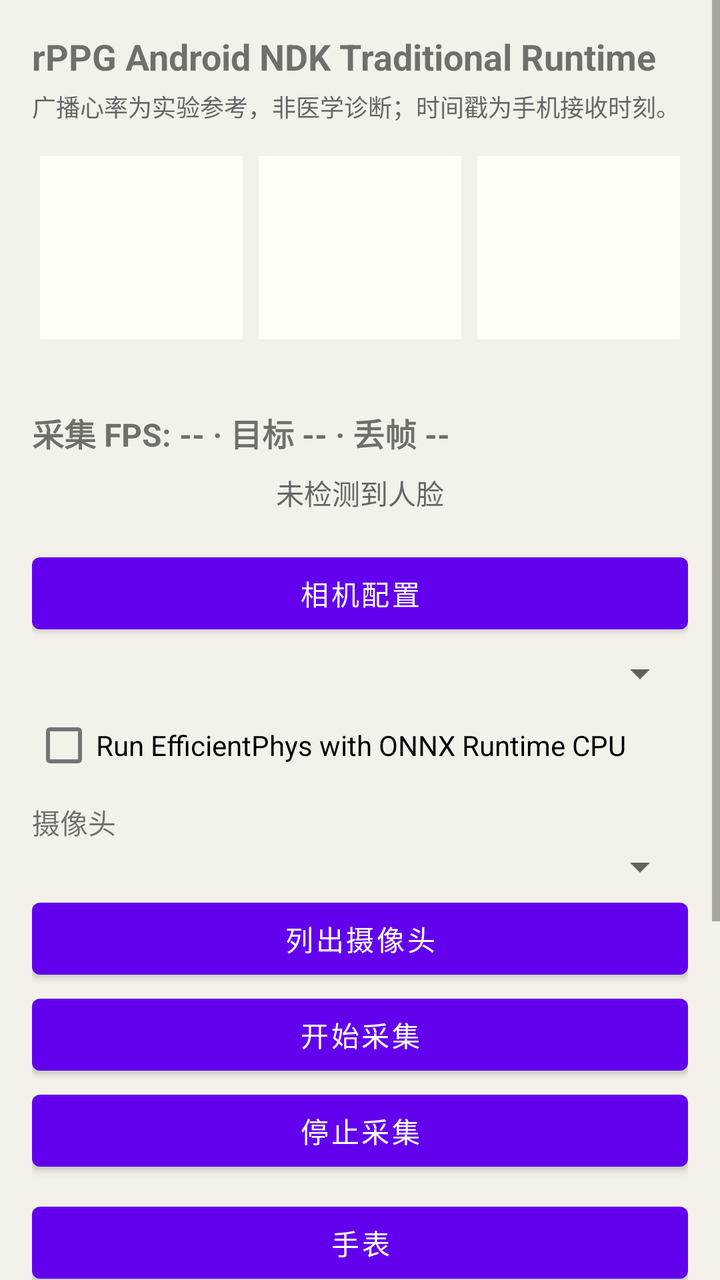
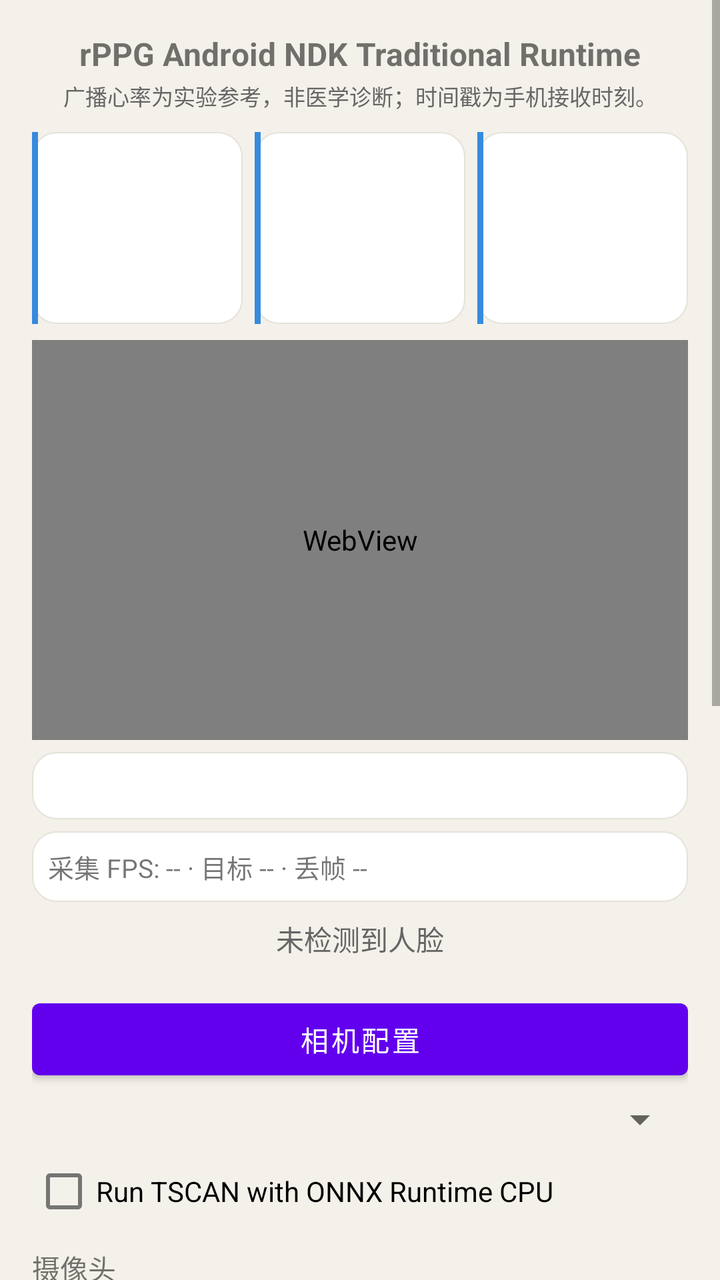

Before-and-after screenshots of an Android layout around one commit, followed by the original layout XML and the change that was made.
<!-- AndroidManifest.xml: fallback theme Theme.MaterialComponents.DayNight.NoActionBar -->
<!-- res/layout/activity_main.xml -->
<?xml version="1.0" encoding="utf-8"?>
<ScrollView xmlns:android="http://schemas.android.com/apk/res/android"
    android:layout_width="match_parent"
    android:layout_height="match_parent">

    <LinearLayout
        android:layout_width="match_parent"
        android:layout_height="wrap_content"
        android:background="@color/page_bg"
        android:orientation="vertical"
        android:padding="16dp">

        <TextView
            android:layout_width="match_parent"
            android:layout_height="wrap_content"
            android:text="@string/app_title"
            android:textSize="18sp"
            android:textStyle="bold" />

        <TextView
            android:layout_width="match_parent"
            android:layout_height="wrap_content"
            android:layout_marginTop="4dp"
            android:text="@string/watch_disclaimer"
            android:textColor="@color/hr_muted"
            android:textSize="12sp" />

        <LinearLayout
            android:layout_width="match_parent"
            android:layout_height="wrap_content"
            android:layout_marginTop="12dp"
            android:orientation="horizontal">

            <include
                android:id="@+id/card_traditional"
                layout="@layout/view_hr_metric_card"
                android:layout_width="0dp"
                android:layout_height="wrap_content"
                android:layout_margin="4dp"
                android:layout_weight="1" />

            <include
                android:id="@+id/card_deep"
                layout="@layout/view_hr_metric_card"
                android:layout_width="0dp"
                android:layout_height="wrap_content"
                android:layout_margin="4dp"
                android:layout_weight="1" />

            <include
                android:id="@+id/card_watch"
                layout="@layout/view_hr_metric_card"
                android:layout_width="0dp"
                android:layout_height="wrap_content"
                android:layout_margin="4dp"
                android:layout_weight="1" />

        </LinearLayout>

        <TextView
            android:id="@+id/alignment_line"
            android:layout_width="match_parent"
            android:layout_height="wrap_content"
            android:layout_marginTop="8dp"
            android:textSize="14sp" />

        <TextView
            android:id="@+id/fps_line"
            android:layout_width="match_parent"
            android:layout_height="wrap_content"
            android:layout_marginTop="4dp"
            android:text="@string/fps_line_idle"
            android:textSize="16sp"
            android:textStyle="bold" />

        <FrameLayout
            android:id="@+id/preview_container"
            android:layout_width="match_parent"
            android:layout_height="240dp"
            android:layout_marginTop="8dp"
            android:background="#FF101010"
            android:visibility="gone">

            <TextureView
                android:id="@+id/preview_surface"
                android:layout_width="match_parent"
                android:layout_height="match_parent" />

            <com.jagger.rppgbench.ui.FaceBoxOverlay
                android:id="@+id/face_box_overlay"
                android:layout_width="match_parent"
                android:layout_height="match_parent"
                android:clickable="false"
                android:focusable="false" />

            <TextView
                android:id="@+id/preview_placeholder"
                android:layout_width="match_parent"
                android:layout_height="match_parent"
                android:gravity="center"
                android:text="@string/preview_placeholder"
                android:textColor="@color/hr_muted"
                android:textSize="14sp"
                android:visibility="gone" />

        </FrameLayout>

        <ImageView
            android:id="@+id/roi_image"
            android:layout_width="160dp"
            android:layout_height="160dp"
            android:layout_gravity="center_horizontal"
            android:layout_marginTop="8dp"
            android:contentDescription="@string/roi_image_description"
            android:scaleType="centerCrop"
            android:visibility="gone" />

        <TextView
            android:id="@+id/roi_placeholder"
            android:layout_width="match_parent"
            android:layout_height="wrap_content"
            android:layout_marginTop="8dp"
            android:gravity="center_horizontal"
            android:text="@string/roi_placeholder"
            android:textColor="@color/hr_muted"
            android:textSize="14sp" />

        <Button
            android:id="@+id/toggle_camera"
            android:layout_width="match_parent"
            android:layout_height="wrap_content"
            android:layout_marginTop="16dp"
            android:text="@string/toggle_camera" />

        <LinearLayout
            android:id="@+id/camera_section"
            android:layout_width="match_parent"
            android:layout_height="wrap_content"
            android:orientation="vertical">

            <Spinner
                android:id="@+id/method_selector"
                android:layout_width="match_parent"
                android:layout_height="wrap_content"
                android:layout_marginTop="4dp" />

            <CheckBox
                android:id="@+id/deep_selector"
                android:layout_width="match_parent"
                android:layout_height="wrap_content"
                android:text="@string/deep_selector_label" />

            <TextView
                android:layout_width="match_parent"
                android:layout_height="wrap_content"
                android:layout_marginTop="4dp"
                android:text="@string/camera_selector_label"
                android:textSize="14sp" />

            <Spinner
                android:id="@+id/camera_selector"
                android:layout_width="match_parent"
                android:layout_height="wrap_content" />

            <Button
                android:id="@+id/list_cameras"
                android:layout_width="match_parent"
                android:layout_height="wrap_content"
                android:text="@string/list_cameras" />

            <Button
                android:id="@+id/start_camera"
                android:layout_width="match_parent"
                android:layout_height="wrap_content"
                android:text="@string/start_camera" />

            <Button
                android:id="@+id/stop_camera"
                android:layout_width="match_parent"
                android:layout_height="wrap_content"
                android:text="@string/stop_camera" />

        </LinearLayout>

        <Button
            android:id="@+id/toggle_watch"
            android:layout_width="match_parent"
            android:layout_height="wrap_content"
            android:layout_marginTop="8dp"
            android:text="@string/toggle_watch" />

        <LinearLayout
            android:id="@+id/watch_section"
            android:layout_width="match_parent"
            android:layout_height="wrap_content"
            android:orientation="vertical">

            <Spinner
                android:id="@+id/watch_device_selector"
                android:layout_width="match_parent"
                android:layout_height="wrap_content"
                android:layout_marginTop="4dp" />

            <Button
                android:id="@+id/scan_watch"
                android:layout_width="match_parent"
                android:layout_height="wrap_content"
                android:text="@string/scan_watch" />

            <Button
                android:id="@+id/connect_watch"
                android:layout_width="match_parent"
                android:layout_height="wrap_content"
                android:text="@string/connect_watch" />

            <Button
                android:id="@+id/disconnect_watch"
                android:layout_width="match_parent"
                android:layout_height="wrap_content"
                android:text="@string/disconnect_watch" />

        </LinearLayout>

        <Button
            android:id="@+id/toggle_diagnostic"
            android:layout_width="match_parent"
            android:layout_height="wrap_content"
            android:layout_marginTop="8dp"
            android:text="@string/toggle_diagnostic" />

        <TextView
            android:id="@+id/diagnostic_text"
            android:layout_width="match_parent"
            android:layout_height="wrap_content"
            android:layout_marginTop="4dp"
            android:textIsSelectable="true"
            android:typeface="monospace"
            android:visibility="gone" />

    </LinearLayout>

</ScrollView>
<!-- res/layout/view_hr_metric_card.xml (included above) -->
<?xml version="1.0" encoding="utf-8"?>
<LinearLayout xmlns:android="http://schemas.android.com/apk/res/android"
    android:layout_width="match_parent"
    android:layout_height="wrap_content"
    android:orientation="vertical"
    android:padding="8dp"
    android:background="@color/hr_card_bg">

    <TextView
        android:id="@+id/card_title"
        android:layout_width="match_parent"
        android:layout_height="wrap_content"
        android:textSize="12sp" />

    <TextView
        android:id="@+id/card_primary"
        android:layout_width="match_parent"
        android:layout_height="wrap_content"
        android:textSize="32sp"
        android:textStyle="bold" />

    <TextView
        android:id="@+id/card_secondary"
        android:layout_width="match_parent"
        android:layout_height="wrap_content"
        android:textColor="@color/hr_muted"
        android:textSize="12sp" />

</LinearLayout>
<!-- resources referenced by this layout -->
<resources>
  <color name="hr_card_bg">#FFFFFFF5</color>
  <color name="hr_muted">#666666</color>
  <color name="page_bg">#F4F1EA</color>
  <string name="app_title">rPPG Android NDK Traditional Runtime</string>
  <string name="camera_selector_label">摄像头</string>
  <string name="connect_watch">连接手表</string>
  <string name="deep_selector_label">Run EfficientPhys with ONNX Runtime CPU</string>
  <string name="disconnect_watch">断开手表</string>
  <string name="fps_line_idle">采集 FPS: -- · 目标 -- · 丢帧 --</string>
  <string name="list_cameras">列出摄像头</string>
  <string name="preview_placeholder">预览不可用</string>
  <string name="roi_image_description">Face ROI thumbnail</string>
  <string name="roi_placeholder">未检测到人脸</string>
  <string name="scan_watch">扫描心率设备</string>
  <string name="start_camera">开始采集</string>
  <string name="stop_camera">停止采集</string>
  <string name="toggle_camera">相机配置</string>
  <string name="toggle_diagnostic">诊断</string>
  <string name="toggle_watch">手表</string>
  <string name="watch_disclaimer">广播心率为实验参考，非医学诊断；时间戳为手机接收时刻。</string>
</resources>

<!-- the commit's change to res/layout/activity_main.xml (unified diff, before → after) -->
@@ -13,65 +13,76 @@
         <TextView
             android:layout_width="match_parent"
             android:layout_height="wrap_content"
+            android:gravity="center_horizontal"
             android:text="@string/app_title"
-            android:textSize="18sp"
+            android:textSize="16sp"
             android:textStyle="bold" />
 
         <TextView
             android:layout_width="match_parent"
             android:layout_height="wrap_content"
-            android:layout_marginTop="4dp"
+            android:layout_marginTop="2dp"
+            android:gravity="center_horizontal"
             android:text="@string/watch_disclaimer"
             android:textColor="@color/hr_muted"
-            android:textSize="12sp" />
+            android:textSize="11sp" />
 
         <LinearLayout
             android:layout_width="match_parent"
-            android:layout_height="wrap_content"
-            android:layout_marginTop="12dp"
+            android:layout_height="96dp"
+            android:layout_marginTop="10dp"
             android:orientation="horizontal">
 
             <include
                 android:id="@+id/card_traditional"
                 layout="@layout/view_hr_metric_card"
                 android:layout_width="0dp"
-                android:layout_height="wrap_content"
-                android:layout_margin="4dp"
+                android:layout_height="match_parent"
+                android:layout_marginEnd="6dp"
                 android:layout_weight="1" />
 
             <include
                 android:id="@+id/card_deep"
                 layout="@layout/view_hr_metric_card"
                 android:layout_width="0dp"
-                android:layout_height="wrap_content"
-                android:layout_margin="4dp"
+                android:layout_height="match_parent"
+                android:layout_marginEnd="6dp"
                 android:layout_weight="1" />
 
             <include
                 android:id="@+id/card_watch"
                 layout="@layout/view_hr_metric_card"
                 android:layout_width="0dp"
-                android:layout_height="wrap_content"
-                android:layout_margin="4dp"
+                android:layout_height="match_parent"
                 android:layout_weight="1" />
 
         </LinearLayout>
 
+        <android.webkit.WebView
+            android:id="@+id/hr_chart"
+            android:layout_width="match_parent"
+            android:layout_height="200dp"
+            android:layout_marginTop="8dp"
+            android:background="#1a1a2e" />
+
         <TextView
             android:id="@+id/alignment_line"
             android:layout_width="match_parent"
             android:layout_height="wrap_content"
-            android:layout_marginTop="8dp"
-            android:textSize="14sp" />
+            android:layout_marginTop="6dp"
+            android:background="@drawable/card_bg_rounded"
+            android:padding="8dp"
+            android:textSize="13sp" />
 
         <TextView
             android:id="@+id/fps_line"
             android:layout_width="match_parent"
             android:layout_height="wrap_content"
-            android:layout_marginTop="4dp"
+            android:layout_marginTop="6dp"
+            android:background="@drawable/card_bg_rounded"
+            android:padding="8dp"
             android:text="@string/fps_line_idle"
-            android:textSize="16sp"
-            android:textStyle="bold" />
+            android:textSize="13sp" />
 
         <FrameLayout
             android:id="@+id/preview_container"
@@ -228,6 +239,26 @@
             android:layout_marginTop="8dp"
             android:text="@string/toggle_diagnostic" />
 
+        <LinearLayout
+            android:layout_width="match_parent"
+            android:layout_height="wrap_content"
+            android:orientation="horizontal">
+
+            <Button
+                android:id="@+id/capture_color_diagnostic"
+                android:layout_width="0dp"
+                android:layout_height="wrap_content"
+                android:layout_weight="1"
+                android:text="@string/capture_color_diagnostic" />
+
+            <Button
+                android:id="@+id/delete_color_diagnostics"
+                android:layout_width="0dp"
+                android:layout_height="wrap_content"
+                android:layout_weight="1"
+                android:text="@string/delete_color_diagnostics" />
+        </LinearLayout>
+
         <TextView
             android:id="@+id/diagnostic_text"
             android:layout_width="match_parent"
@@ -244,29 +275,49 @@
 <?xml version="1.0" encoding="utf-8"?>
 <LinearLayout xmlns:android="http://schemas.android.com/apk/res/android"
     android:layout_width="match_parent"
-    android:layout_height="wrap_content"
-    android:orientation="vertical"
-    android:padding="8dp"
-    android:background="@color/hr_card_bg">
-
-    <TextView
-        android:id="@+id/card_title"
-        android:layout_width="match_parent"
+    android:layout_height="match_parent"
+    android:background="@drawable/card_bg_rounded"
+    android:gravity="center"
+    android:orientation="horizontal">
+
+    <View
+        android:id="@+id/card_accent"
+        android:layout_width="3dp"
+        android:layout_height="match_parent"
+        android:background="#378ADD" />
+
+    <LinearLayout
+        android:layout_width="0dp"
         android:layout_height="wrap_content"
-        android:textSize="12sp" />
-
-    <TextView
-        android:id="@+id/card_primary"
-        android:layout_width="match_parent"
-        android:layout_height="wrap_content"
-        android:textSize="32sp"
-        android:textStyle="bold" />
-
-    <TextView
-        android:id="@+id/card_secondary"
-        android:layout_width="match_parent"
-        android:layout_height="wrap_content"
-        android:textColor="@color/hr_muted"
-        android:textSize="12sp" />
+        android:layout_weight="1"
+        android:gravity="center"
+        android:orientation="vertical"
+        android:padding="8dp">
+
+        <TextView
+            android:id="@+id/card_title"
+            android:layout_width="wrap_content"
+            android:layout_height="wrap_content"
+            android:textSize="11sp"
+            android:textColor="#666666" />
+
+        <TextView
+            android:id="@+id/card_primary"
+            android:layout_width="wrap_content"
+            android:layout_height="wrap_content"
+            android:layout_marginTop="2dp"
+            android:textSize="26sp"
+            android:textStyle="bold"
+            android:textColor="#222222" />
+
+        <TextView
+            android:id="@+id/card_secondary"
+            android:layout_width="wrap_content"
+            android:layout_height="wrap_content"
+            android:layout_marginTop="2dp"
+            android:textSize="10sp"
+            android:textColor="#666666" />
+
+    </LinearLayout>
 
 </LinearLayout>
<!-- resource entries referenced after the edit -->
@@ -1,12 +1,23 @@
 <!-- resources referenced by this layout -->
 <resources>
-  <color name="hr_card_bg">#FFFFFFF5</color>
   <color name="hr_muted">#666666</color>
   <color name="page_bg">#F4F1EA</color>
+  <!-- drawable card_bg_rounded (drawable) -->
+  <?xml version="1.0" encoding="utf-8"?>
+  <shape xmlns:android="http://schemas.android.com/apk/res/android"
+      android:shape="rectangle">
+      <solid android:color="#FFFFFF" />
+      <corners android:radius="12dp" />
+      <stroke
+          android:width="0.5dp"
+          android:color="#E5E2DA" />
+  </shape>
   <string name="app_title">rPPG Android NDK Traditional Runtime</string>
   <string name="camera_selector_label">摄像头</string>
+  <string name="capture_color_diagnostic">采集失色诊断</string>
   <string name="connect_watch">连接手表</string>
-  <string name="deep_selector_label">Run EfficientPhys with ONNX Runtime CPU</string>
+  <string name="deep_selector_label">Run TSCAN with ONNX Runtime CPU</string>
+  <string name="delete_color_diagnostics">删除诊断包</string>
   <string name="disconnect_watch">断开手表</string>
   <string name="fps_line_idle">采集 FPS: -- · 目标 -- · 丢帧 --</string>
   <string name="list_cameras">列出摄像头</string>
